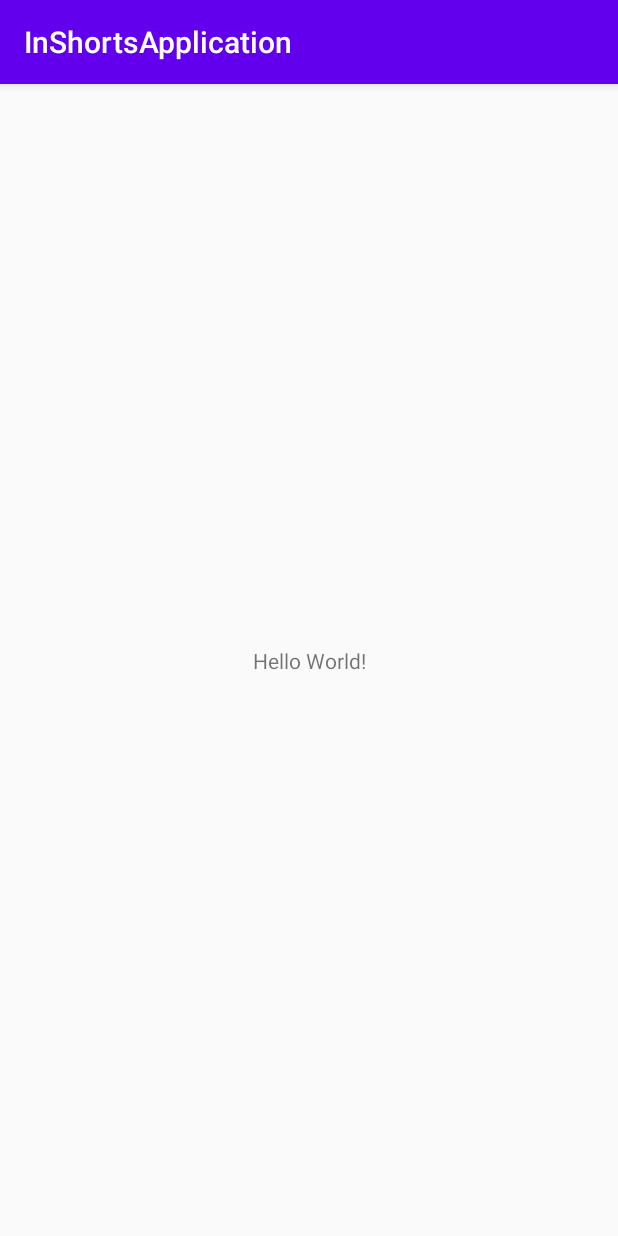
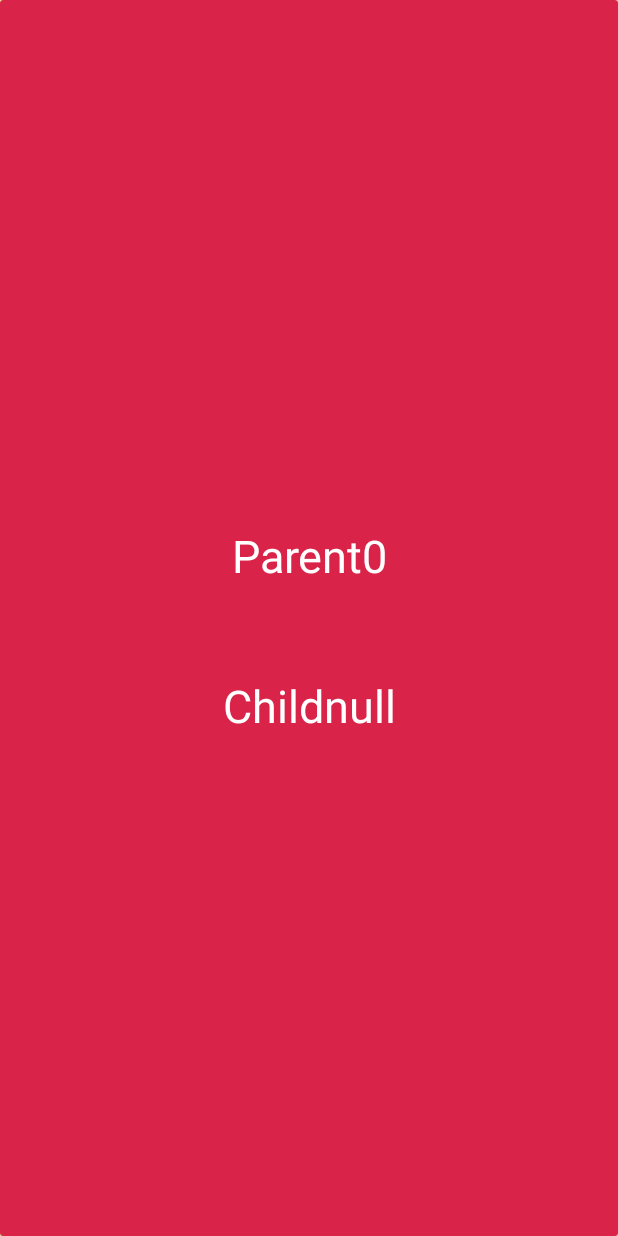
Before and after one commit to vishal123rana/InShortsApplication, an Android app: the screen it shows after launch (MainActivity), on a phone screen of 412 x 824 dp. Run offline under Robolectric (Android 15) with nearby library versions, the phone set to English and light mode, and no system bars.

Commit message:
Making UI

```diff
--- a/app/build.gradle
+++ b/app/build.gradle
@@ -26,6 +26,7 @@ dependencies {
     implementation fileTree(dir: "libs", include: ["*.jar"])
     implementation 'androidx.appcompat:appcompat:1.2.0'
     implementation 'androidx.constraintlayout:constraintlayout:2.0.1'
+    implementation 'androidx.cardview:cardview:1.0.0'
     testImplementation 'junit:junit:4.12'
     androidTestImplementation 'androidx.test.ext:junit:1.1.2'
     androidTestImplementation 'androidx.test.espresso:espresso-core:3.3.0'
--- /dev/null
+++ b/app/src/main/java/com/example/inshortsapplication/ChildFragment.java
@@ -0,0 +1,30 @@
+package com.example.inshortsapplication;
+
+import android.os.Bundle;
+import android.view.LayoutInflater;
+import android.view.View;
+import android.view.ViewGroup;
+import android.widget.TextView;
+
+import androidx.annotation.NonNull;
+import androidx.annotation.Nullable;
+import androidx.fragment.app.Fragment;
+public class ChildFragment extends Fragment {
+   TextView tvParent,tvChild;
+   public ChildFragment(){
+
+   }
+
+    @Nullable
+    @Override
+    public View onCreateView(@NonNull LayoutInflater inflater, @Nullable ViewGroup container, @Nullable Bundle savedInstanceState) {
+       View view = inflater.inflate(R.layout.fragment_child,container,false);
+       tvParent = (TextView)view.findViewById(R.id.tvParent);
+       tvChild = (TextView)view.findViewById(R.id.tvChild);
+       Bundle bundle = getArguments();
+        assert bundle != null;
+        tvParent.setText(String.format("Parent%s", bundle.getString("parent")));
+       tvChild.setText(String.format("Child%s", bundle.getString("Child")));
+        return view;
+    }
+}
--- a/app/src/main/java/com/example/inshortsapplication/MainActivity.java
+++ b/app/src/main/java/com/example/inshortsapplication/MainActivity.java
@@ -5,9 +5,14 @@ import androidx.appcompat.app.AppCompatActivity;
 import android.os.Bundle;
 
 public class MainActivity extends AppCompatActivity {
+    private VerticalViewPager viewPager;
+    private ViewPagerAdapter viewAdapter;
     @Override
     protected void onCreate(Bundle savedInstanceState) {
         super.onCreate(savedInstanceState);
         setContentView(R.layout.activity_main);
+        viewPager = (VerticalViewPager)findViewById(R.id.viewPager);
+        viewAdapter = new ViewPagerAdapter(getSupportFragmentManager(),1);
+        viewPager.setAdapter(viewAdapter);
     }
 }
--- /dev/null
+++ b/app/src/main/java/com/example/inshortsapplication/VerticalViewPager.java
@@ -0,0 +1,69 @@
+package com.example.inshortsapplication;
+
+import android.content.Context;
+import android.util.AttributeSet;
+import android.view.MotionEvent;
+import android.view.View;
+
+import androidx.annotation.NonNull;
+import androidx.annotation.Nullable;
+import androidx.viewpager.widget.ViewPager;
+
+public class VerticalViewPager extends ViewPager {
+    public VerticalViewPager(@NonNull Context context) {
+        super(context);
+        init();
+    }
+
+    public VerticalViewPager(@NonNull Context context, @Nullable AttributeSet attrs) {
+        super(context, attrs);
+        init();
+    }
+    public void init(){
+        setPageTransformer(true,new ViewPagerTransform());
+        setOverScrollMode(OVER_SCROLL_NEVER); // this give bounce effect
+    }
+    private MotionEvent SwapXY(MotionEvent event){
+        float x = getWidth();
+        float y = getHeight();
+        float newX = (event.getY()/y)*y;
+        float newY = (event.getX()/x)*x;
+        event.setLocation(newX,newY);
+        return event;
+    }
+    @Override
+    public boolean onInterceptTouchEvent(MotionEvent ev) {
+        boolean intercept = super.onInterceptTouchEvent(SwapXY(ev));
+        SwapXY(ev);
+        return intercept;
+    }
+
+    @Override
+    public boolean onTouchEvent(MotionEvent ev) {
+        return super.onTouchEvent(SwapXY(ev));
+    }
+    public class ViewPagerTransform implements ViewPager.PageTransformer{
+        private static final float MIN_SCALE = 0.65f;
+        @Override
+        public void transformPage(@NonNull View page, float position) {
+            if(position < -1){
+                page.setAlpha(0);
+            }else if(position <= 0){
+                page.setAlpha(1);
+                page.setTranslationX(page.getWidth()*-position);
+                page.setTranslationY(page.getHeight()*position);
+                page.setScaleX(1);
+                page.setScaleY(1);
+            }else if(position <= 1){
+                page.setAlpha(1-position);
+                page.setTranslationX(page.getWidth()*-position);
+                page.setTranslationY(0);
+                float scaleFactor = MIN_SCALE +  (1 - MIN_SCALE)*(1-Math.abs(position));
+                page.setScaleX(scaleFactor);
+                page.setScaleY(scaleFactor);
+            }else if(position > 1){
+                page.setAlpha(0);
+            }
+        }
+    }
+}
--- /dev/null
+++ b/app/src/main/java/com/example/inshortsapplication/ViewPagerAdapter.java
@@ -0,0 +1,29 @@
+package com.example.inshortsapplication;
+
+import android.os.Bundle;
+
+import androidx.annotation.NonNull;
+import androidx.fragment.app.Fragment;
+import androidx.fragment.app.FragmentManager;
+import androidx.fragment.app.FragmentStatePagerAdapter;
+
+public class ViewPagerAdapter extends FragmentStatePagerAdapter {
+    public ViewPagerAdapter(@NonNull FragmentManager fm,int b) {
+        super(fm,b);
+    }
+
+    @NonNull
+    @Override
+    public Fragment getItem(int position) {
+        ChildFragment childFragment = new ChildFragment();
+        Bundle bundle = new Bundle();
+        bundle.putString("parent",String.valueOf(position));
+        childFragment.setArguments(bundle);
+        return childFragment;
+    }
+
+    @Override
+    public int getCount() {
+        return 10;
+    }
+}
--- a/app/src/main/res/layout/activity_main.xml
+++ b/app/src/main/res/layout/activity_main.xml
@@ -1,18 +1,11 @@
 <?xml version="1.0" encoding="utf-8"?>
-<androidx.constraintlayout.widget.ConstraintLayout xmlns:android="http://schemas.android.com/apk/res/android"
+<androidx.drawerlayout.widget.DrawerLayout xmlns:android="http://schemas.android.com/apk/res/android"
     xmlns:app="http://schemas.android.com/apk/res-auto"
     xmlns:tools="http://schemas.android.com/tools"
     android:layout_width="match_parent"
     android:layout_height="match_parent"
     tools:context=".MainActivity">
 
-    <TextView
-        android:layout_width="wrap_content"
-        android:layout_height="wrap_content"
-        android:text="Hello World!"
-        app:layout_constraintBottom_toBottomOf="parent"
-        app:layout_constraintLeft_toLeftOf="parent"
-        app:layout_constraintRight_toRightOf="parent"
-        app:layout_constraintTop_toTopOf="parent" />
+<include layout="@layout/main_content"/>
 
-</androidx.constraintlayout.widget.ConstraintLayout>
+</androidx.drawerlayout.widget.DrawerLayout>
--- /dev/null
+++ b/app/src/main/res/layout/fragment_child.xml
@@ -0,0 +1,40 @@
+<?xml version="1.0" encoding="utf-8"?>
+<RelativeLayout xmlns:android="http://schemas.android.com/apk/res/android"
+    android:layout_width="match_parent"
+    android:layout_height="match_parent"
+    xmlns:app="http://schemas.android.com/apk/res-auto"
+    android:background="#F9E79F">
+   <androidx.cardview.widget.CardView
+       android:layout_width="match_parent"
+       android:layout_height="match_parent"
+       app:cardBackgroundColor="#D92348"
+       >
+      <RelativeLayout
+          android:layout_width="match_parent"
+          android:layout_height="match_parent">
+          <ImageView
+              android:layout_width="match_parent"
+              android:layout_height="250dp"/>
+          <TextView
+              android:id="@+id/tvParent"
+              android:layout_width="match_parent"
+              android:layout_height="wrap_content"
+              android:layout_marginTop="350dp"
+              android:text="@string/parent"
+              android:gravity="center"
+              android:textColor="#ffffff"
+              android:textSize="30sp" />
+
+          <TextView
+              android:id="@+id/tvChild"
+              android:layout_width="match_parent"
+              android:layout_height="wrap_content"
+              android:layout_alignParentStart="true"
+              android:layout_marginTop="450dp"
+              android:gravity="center"
+              android:text="@string/child"
+              android:textColor="#ffffff"
+              android:textSize="30sp" />
+      </RelativeLayout>
+   </androidx.cardview.widget.CardView>
+</RelativeLayout>
--- /dev/null
+++ b/app/src/main/res/layout/main_content.xml
@@ -0,0 +1,11 @@
+<?xml version="1.0" encoding="utf-8"?>
+<RelativeLayout
+    xmlns:android="http://schemas.android.com/apk/res/android" android:layout_width="match_parent"
+    android:layout_height="match_parent">
+    <com.example.inshortsapplication.VerticalViewPager
+        android:layout_width="match_parent"
+        android:layout_height="match_parent"
+        android:id="@+id/viewPager">
+
+    </com.example.inshortsapplication.VerticalViewPager>
+</RelativeLayout>
--- a/app/src/main/res/values/strings.xml
+++ b/app/src/main/res/values/strings.xml
@@ -1,3 +1,5 @@
 <resources>
     <string name="app_name">InShortsApplication</string>
+    <string name="parent">Parent</string>
+    <string name="child">child</string>
 </resources>
--- a/app/src/main/res/values/styles.xml
+++ b/app/src/main/res/values/styles.xml
@@ -1,6 +1,6 @@
 <resources>
     <!-- Base application theme. -->
-    <style name="AppTheme" parent="Theme.AppCompat.Light.DarkActionBar">
+    <style name="AppTheme" parent="Theme.AppCompat.Light.NoActionBar">
         <!-- Customize your theme here. -->
         <item name="colorPrimary">@color/colorPrimary</item>
         <item name="colorPrimaryDark">@color/colorPrimaryDark</item>
```
